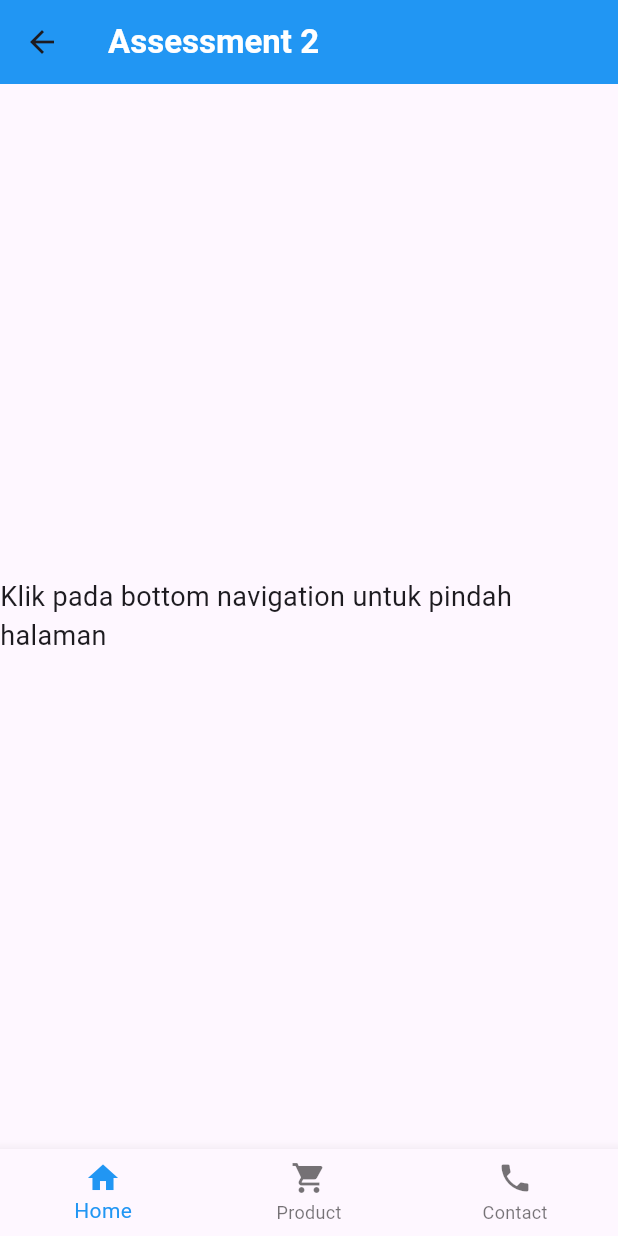
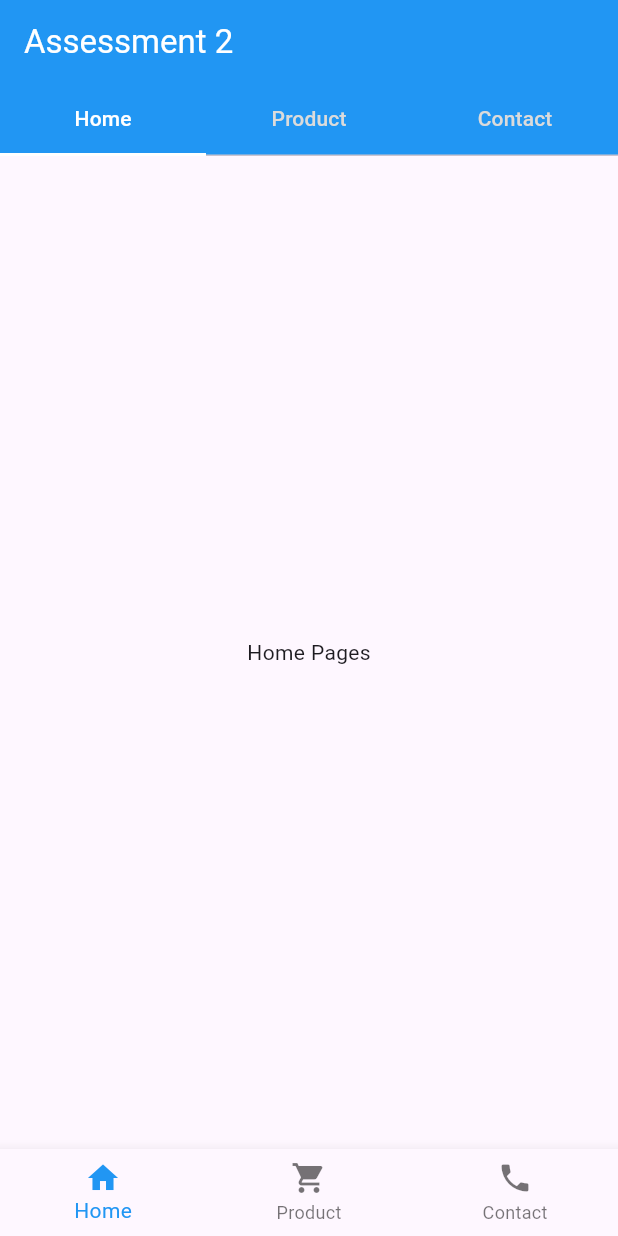
Before and after one commit to Kinanty/Assessment2PemrogramanMobile, a Flutter app: the screen it shows after launch, after a tap on "Validasi Data", on a phone screen of 412 x 824 dp. Run offline on Flutter 3.47's test engine with Material 3 defaults, Android fonts, the light colour scheme and no system bars.

Commit message:
add Tab Bar

```diff
--- a/lib/contact_page.dart
+++ b/lib/contact_page.dart
@@ -5,6 +5,8 @@ class Contact extends StatelessWidget {
 
   @override
   Widget build(BuildContext context) {
-    return const Placeholder();
+    return Container(
+      child: Text('Contact'),
+    );
   }
 }
--- a/lib/home_page.dart
+++ b/lib/home_page.dart
@@ -25,20 +25,46 @@ class _HomePageState extends State<HomePage> {
 
   @override
   Widget build(BuildContext context) {
-    return Scaffold(
+    return MaterialApp(
+      home: DefaultTabController(
+          length: 3,
+          child: Scaffold(
             appBar: AppBar(
+              bottom: const TabBar(
+                indicatorColor: Colors.white,
+                indicatorSize: TabBarIndicatorSize.tab,
+                labelColor: Colors.white,
+                unselectedLabelColor: Color.fromARGB(255, 219, 219, 219),
+                tabs: [
+                  Tab(
+                    text: 'Home',
+                  ),
+                  Tab(
+                    text: 'Product',
+                  ),
+                  Tab(
+                    text: 'Contact',
+                  ),
+                ],
+              ),
               title: const Text(
                 'Assessment 2',
-          style: TextStyle(color: Colors.white, fontWeight: FontWeight.bold),
+                style:
+                    TextStyle(color: Colors.white),
               ),
               backgroundColor: Colors.blue,
             ),
-      body: const Center(
-        child: Text(
-          'Klik pada bottom navigation untuk pindah halaman',
-          style: TextStyle(fontSize: 18),
+            body: const TabBarView(children: [
+              Center(
+                child: Text('Home Pages'),
               ),
+              Center(
+                child: Text('Product Pages'),
               ),
+              Center(
+                child: Text('Contact Pages'),
+              ),
+            ]),
             bottomNavigationBar: BottomNavigationBar(
               items: const <BottomNavigationBarItem>[
                 BottomNavigationBarItem(
@@ -58,20 +84,34 @@ class _HomePageState extends State<HomePage> {
               selectedItemColor: Colors.blue,
               onTap: _onItemTapped,
             ),
+          )),
     );
   }
 }
 
-class Home extends StatefulWidget {
+class Home extends StatelessWidget {
   const Home({super.key});
 
   @override
-  State<Home> createState() => _HomeState();
-}
-
-class _HomeState extends State<Home> {
-  @override
   Widget build(BuildContext context) {
-    return Container();
+    return MaterialApp(
+      home: DefaultTabController(
+          length: 3,
+          child: Scaffold(
+            appBar: AppBar(
+              bottom: const TabBar(tabs: [
+                Tab(icon: Icon(Icons.home)),
+                Tab(icon: Icon(Icons.shopping_cart)),
+                Tab(icon: Icon(Icons.phone)),
+              ]),
+              title: const Text('Assessment 2'),
+            ),
+            body: const TabBarView(children: [
+              Icon(Icons.home),
+              Icon(Icons.shopping_cart),
+              Icon(Icons.phone),
+            ]),
+          )),
+    );
   }
 }
--- a/lib/product_page.dart
+++ b/lib/product_page.dart
@@ -5,6 +5,8 @@ class Product extends StatelessWidget {
 
   @override
   Widget build(BuildContext context) {
-    return const Placeholder();
+    return Container(
+      child: Text('Product Cart'),
+    );
   }
 }
```
Lines whose indentation alone changed are shown as unchanged.
